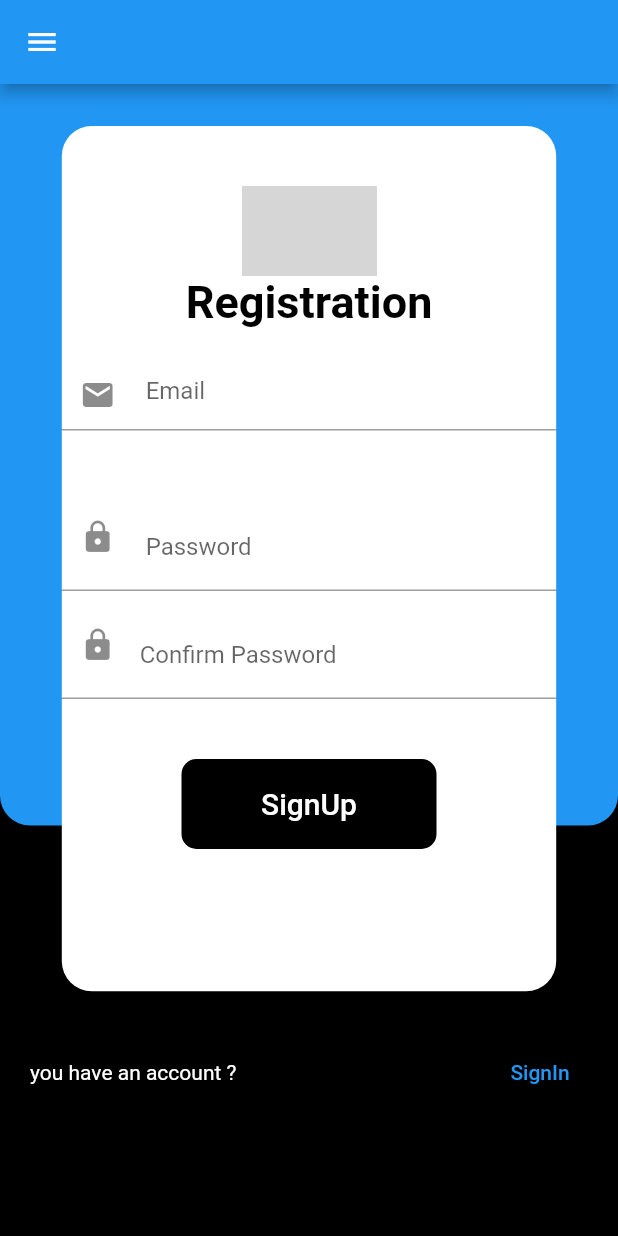
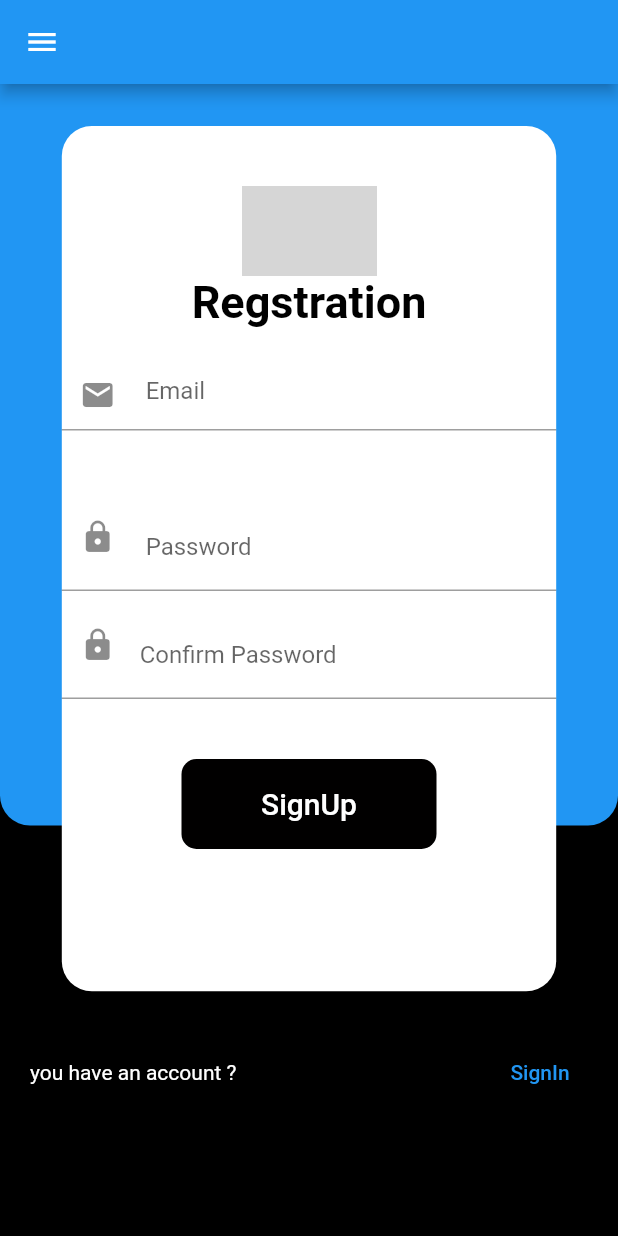
Before and after one commit to Aymen-Ftita/Flutter-App, a Flutter app: the signup screen opened directly, on a phone screen of 412 x 824 dp. Run offline on Flutter 3.47's test engine with Material 2 defaults, Android fonts, the phone set to English and light mode, and no system bars; network calls fail; grey boxes are pictures that could not be loaded.

Commit message:
some changes

```diff
--- a/lib/pages/signup.dart
+++ b/lib/pages/signup.dart
@@ -63,7 +63,7 @@ class _signupState extends State<signup> {
                             SizedBox(height: 40,),
 
                               Image.network('https://cdn2.iconfinder.com/data/icons/user-interface-outlined-2020/48/create_new_account-512.png',width: 90,height: 60,),
-                              Text("Registration",
+                              Text("Regstration",
                                 style: TextStyle(
                                   color: Color.fromARGB(255, 0, 0, 0),
                                   fontSize: 30,
```
